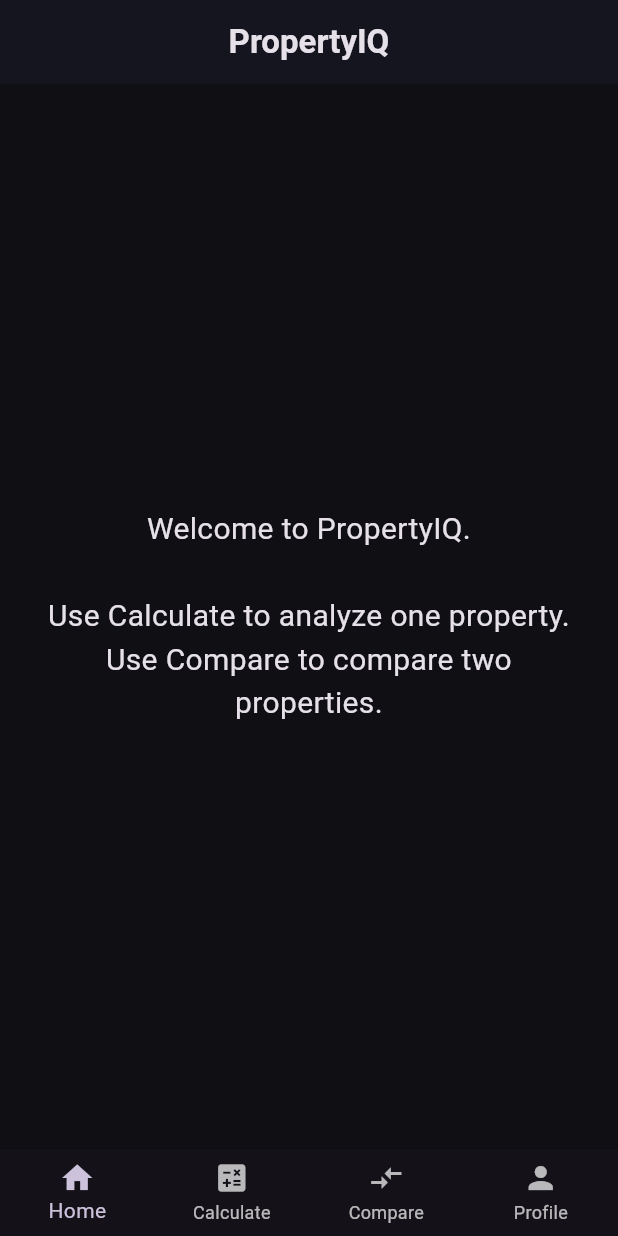
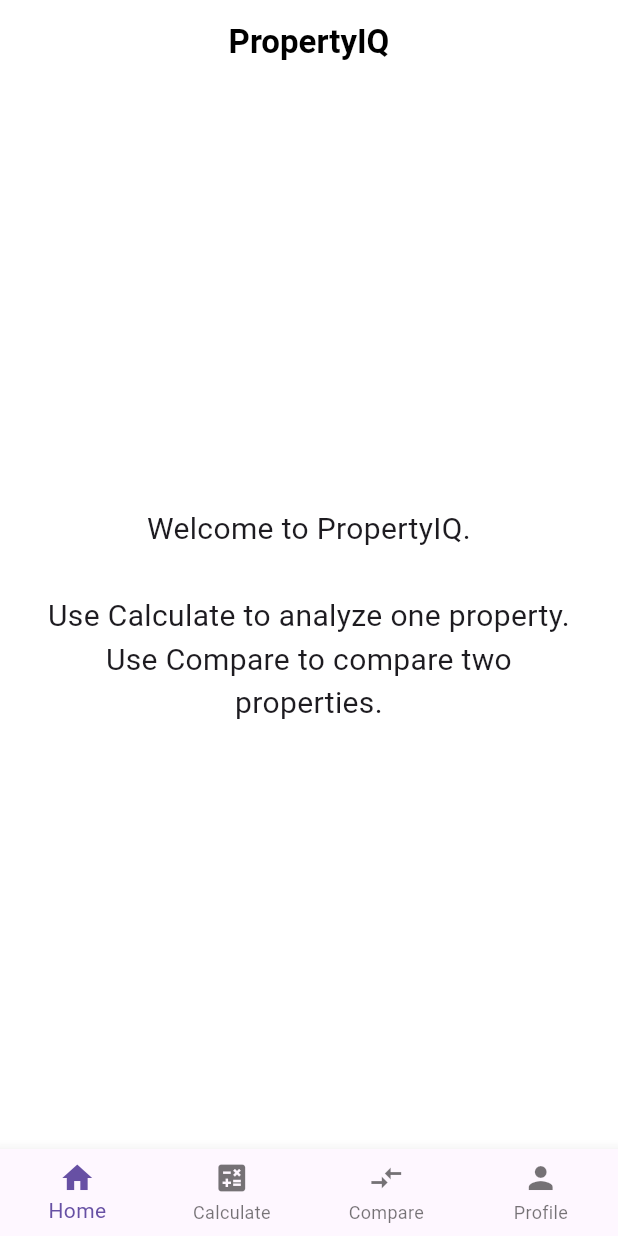
Before and after one commit to samarthnirula/propertyiq, a Flutter app: the screen it shows after launch, on a phone screen of 412 x 824 dp. Run offline on Flutter 3.47's test engine with Material 3 defaults, Android fonts, the phone set to English and light mode, and no system bars.

Commit message:
Change theme to light mode with custom styles
Updated theme to use light mode with customized AppBar and input decoration styles.

```diff
--- a/frontend/lib/theme.dart
+++ b/frontend/lib/theme.dart
@@ -1,19 +1,45 @@
 import 'package:flutter/material.dart';
 
 ThemeData appTheme() {
-  return ThemeData.dark().copyWith(
-    scaffoldBackgroundColor: const Color(0xFF0F0F14),
+  return ThemeData(
+    // Switch to Light Mode
+    brightness: Brightness.light,
+    primaryColor: Colors.blueAccent,
+    scaffoldBackgroundColor: Colors.white,
+
+    // Make the App Bar White with Black Text
     appBarTheme: const AppBarTheme(
+      backgroundColor: Colors.white,
+      foregroundColor: Colors.black, // Sets title and icon color to black
+      elevation: 0, // Removes the shadow for a flat, modern look
       centerTitle: true,
-      backgroundColor: Color(0xFF151520),
+      iconTheme: IconThemeData(color: Colors.black),
     ),
-    inputDecorationTheme: const InputDecorationTheme(
-      border: OutlineInputBorder(),
+
+    inputDecorationTheme: InputDecorationTheme(
+      border: OutlineInputBorder(
+        borderRadius: BorderRadius.circular(12),
+        borderSide: BorderSide(color: Colors.grey.shade300),
+      ),
+      enabledBorder: OutlineInputBorder(
+        borderRadius: BorderRadius.circular(12),
+        borderSide: BorderSide(color: Colors.grey.shade300),
+      ),
+      focusedBorder: OutlineInputBorder(
+        borderRadius: BorderRadius.circular(12),
+        borderSide: const BorderSide(color: Colors.blueAccent, width: 2),
+      ),
+      filled: true,
+      fillColor: const Color(0xFFF3F4F6),
+      labelStyle: TextStyle(color: Colors.grey.shade600),
     ),
+
     cardTheme: CardThemeData(
-      elevation: 2,
+      color: Colors.white,
+      elevation: 3,
+      shadowColor: Colors.black.withOpacity(0.1),
       shape: RoundedRectangleBorder(
-        borderRadius: BorderRadius.circular(12),
+        borderRadius: BorderRadius.circular(16),
       ),
     ),
   );
```
